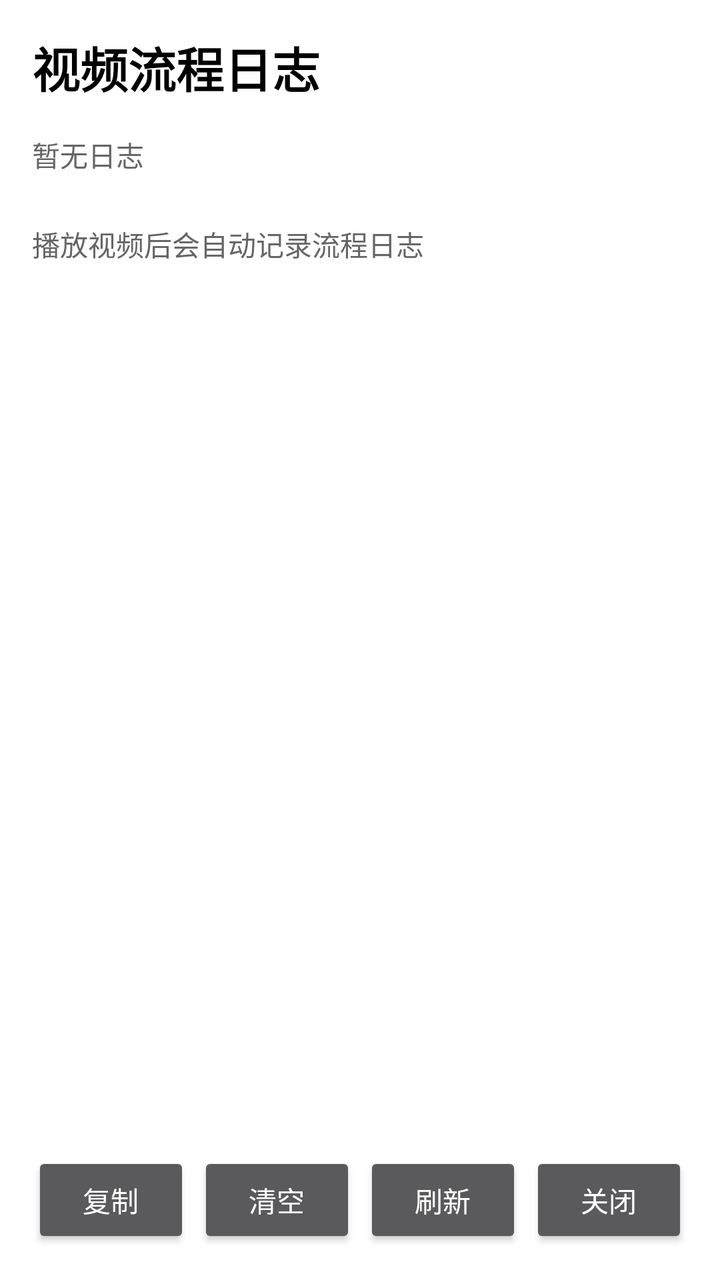
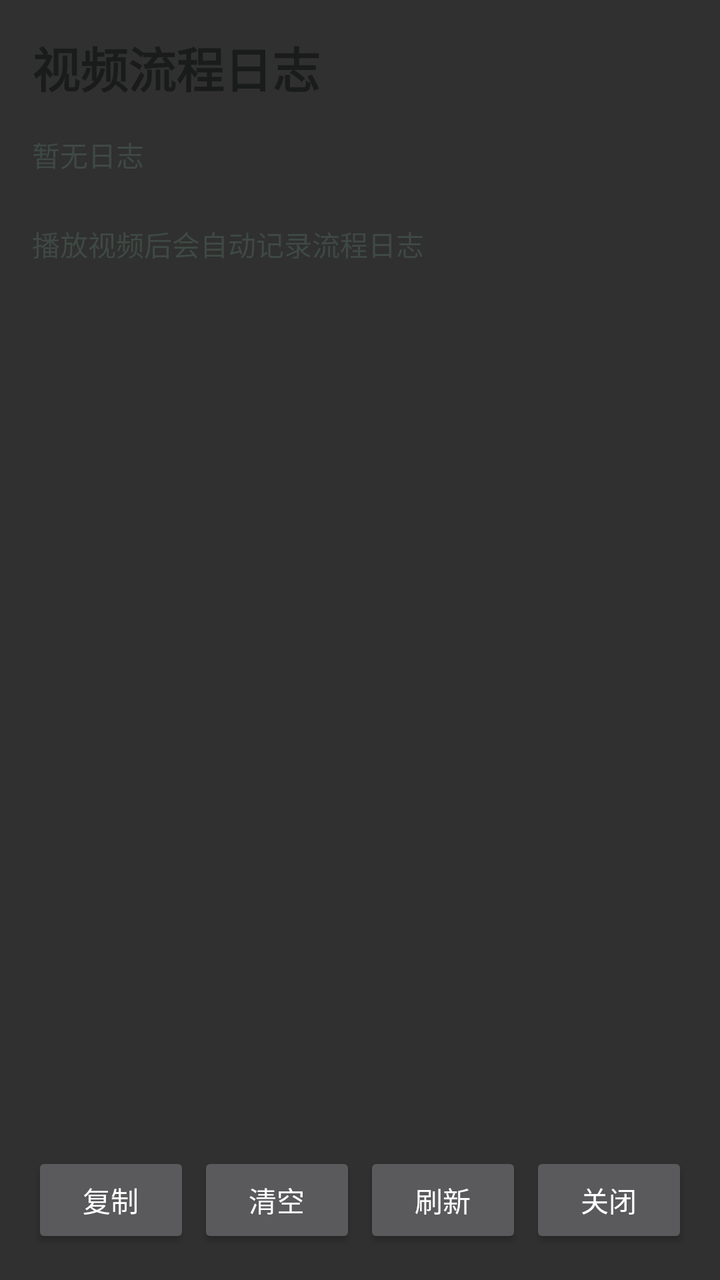

The first picture is an Android layout as it rendered before a commit; the second is the same layout after the commit. The layout source and the unified diff follow.
<!-- AndroidManifest.xml: activity theme Theme.AppCompat.NoActionBar -->
<!-- res/layout/activity_simple_video_flow_log.xml -->
<?xml version="1.0" encoding="utf-8"?>
<LinearLayout xmlns:android="http://schemas.android.com/apk/res/android"
    android:layout_width="match_parent"
    android:layout_height="match_parent"
    android:orientation="vertical"
    android:padding="16dp"
    android:background="#FFFFFF">

    <TextView
        android:id="@+id/tv_title"
        android:layout_width="match_parent"
        android:layout_height="wrap_content"
        android:text="视频流程日志"
        android:textSize="24sp"
        android:textStyle="bold"
        android:textColor="#000000"
        android:paddingBottom="16dp" />

    <ScrollView
        android:layout_width="match_parent"
        android:layout_height="0dp"
        android:layout_weight="1">

        <TextView
            android:id="@+id/tv_content"
            android:layout_width="match_parent"
            android:layout_height="wrap_content"
            android:text="暂无日志\n\n播放视频后会自动记录流程日志"
            android:textSize="14sp"
            android:textColor="#666666"
            android:lineSpacingExtra="4dp" />

    </ScrollView>

    <LinearLayout
        android:layout_width="match_parent"
        android:layout_height="wrap_content"
        android:orientation="horizontal"
        android:layout_marginTop="8dp">

        <Button
            android:id="@+id/btn_copy"
            android:layout_width="0dp"
            android:layout_height="wrap_content"
            android:layout_weight="1"
            android:text="复制"
            android:layout_marginEnd="4dp" />

        <Button
            android:id="@+id/btn_clear"
            android:layout_width="0dp"
            android:layout_height="wrap_content"
            android:layout_weight="1"
            android:text="清空"
            android:layout_marginEnd="4dp" />

        <Button
            android:id="@+id/btn_refresh"
            android:layout_width="0dp"
            android:layout_height="wrap_content"
            android:layout_weight="1"
            android:text="刷新"
            android:layout_marginEnd="4dp" />

        <Button
            android:id="@+id/btn_close"
            android:layout_width="0dp"
            android:layout_height="wrap_content"
            android:layout_weight="1"
            android:text="关闭" />

    </LinearLayout>

</LinearLayout>
<!-- resources referenced by this layout -->
<resources>

</resources>

<!-- the commit's change to res/layout/activity_simple_video_flow_log.xml (unified diff, before → after) -->
@@ -4,7 +4,7 @@
     android:layout_height="match_parent"
     android:orientation="vertical"
     android:padding="16dp"
-    android:background="#FFFFFF">
+    android:background="?android:attr/colorBackground">
 
     <TextView
         android:id="@+id/tv_title"
@@ -13,7 +13,7 @@
         android:text="视频流程日志"
         android:textSize="24sp"
         android:textStyle="bold"
-        android:textColor="#000000"
+        android:textColor="@color/theme_text_primary"
         android:paddingBottom="16dp" />
 
     <ScrollView
@@ -27,7 +27,7 @@
             android:layout_height="wrap_content"
             android:text="暂无日志\n\n播放视频后会自动记录流程日志"
             android:textSize="14sp"
-            android:textColor="#666666"
+            android:textColor="@color/theme_text_secondary"
             android:lineSpacingExtra="4dp" />
 
     </ScrollView>
<!-- resource entries referenced after the edit -->
@@ -1,5 +1,6 @@
 <!-- resources referenced by this layout -->
 <resources>
-
+  <color name="theme_text_primary">#FF1A1C1B</color>
+  <color name="theme_text_secondary">#FF3F4944</color>
 </resources>
 
